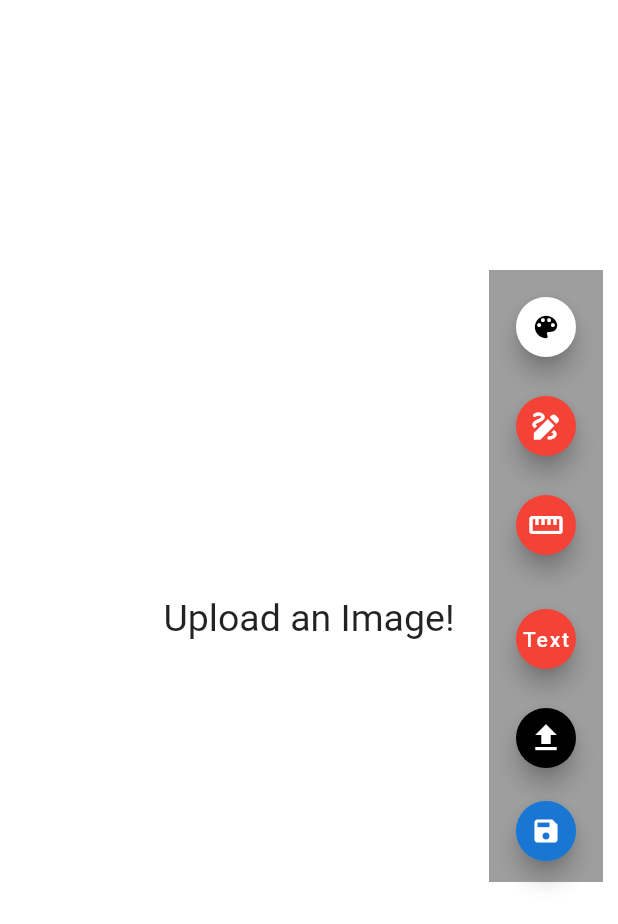
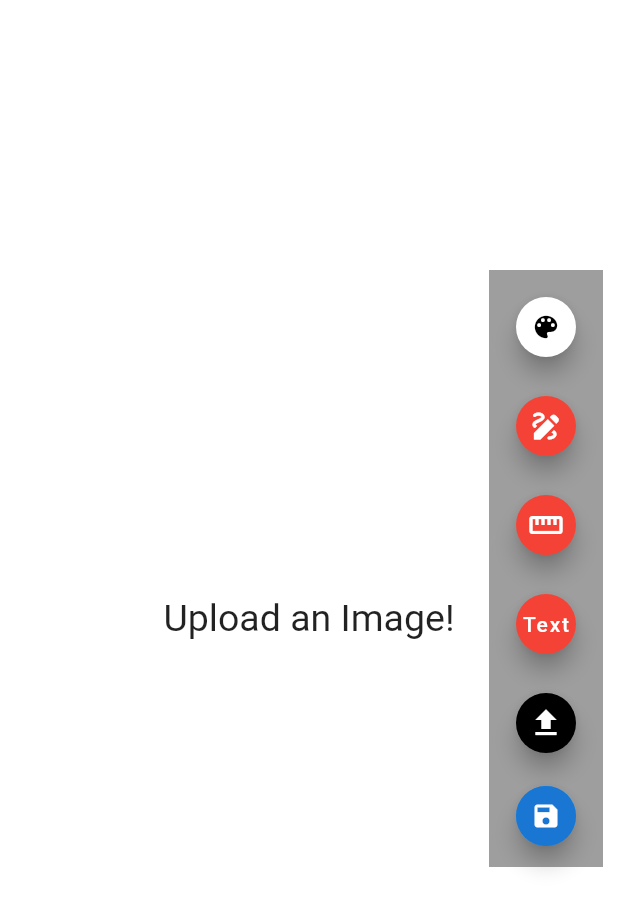
Before and after one commit to JosephSafouri/OXO-2123, a Flutter app: the screen it shows after launch, on a phone screen of 412 x 824 dp. Shown: the top 924 px of the screen. Run offline on Flutter 3.47's test engine with Material 2 defaults, Android fonts, the phone set to English and light mode, and no system bars; drawn by our look-alikes of screenshot; our stand-ins replace flutter_colorpicker, image_gallery_saver, image_picker.

Commit message:
Remove spacer

```diff
--- a/flutter-app/flutter_drawing_app/starter/lib/drawing_page.dart
+++ b/flutter-app/flutter_drawing_app/starter/lib/drawing_page.dart
@@ -246,8 +246,6 @@ class _DrawingPageState extends State<DrawingPage> {
             buildFreeDrawButton(),
             SizedBox(height: space_between),
             buildLineButton(),
-            SizedBox(height: space_between),
-            //buildPointButton(),
             SizedBox(height: space_between),
             buildTextFieldButton(),
             SizedBox(height: space_between),
```
